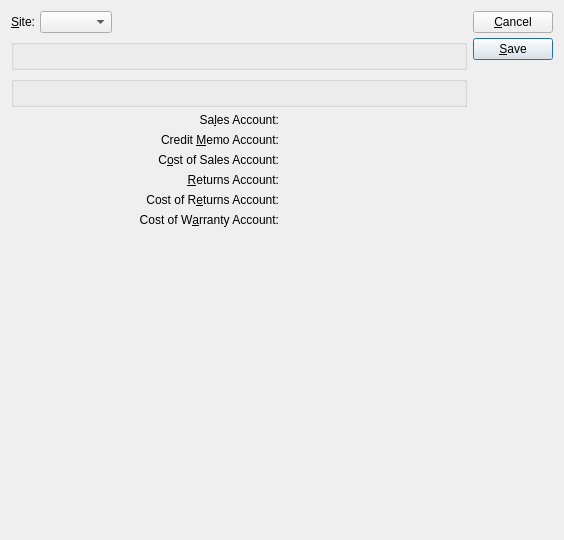
Qt form xtuple/trunk/guiclient/salesAccount.ui (WooodHead/xtuple) before a commit.
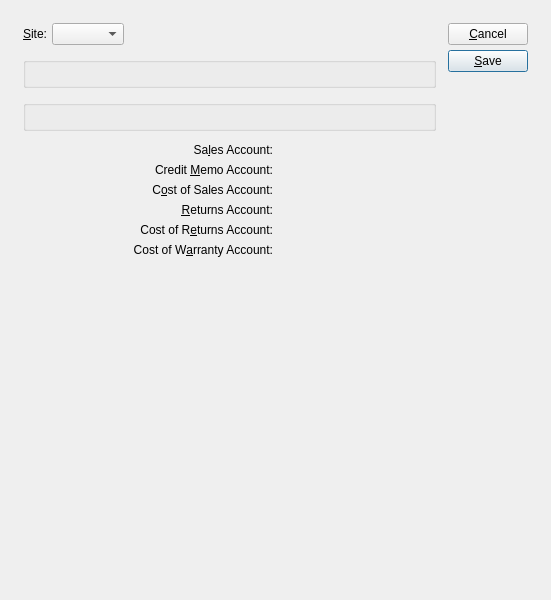
The same form after that commit. Custom widgets are drawn as their Qt base class.

The edit to the form file:
```diff
--- a/xtuple/trunk/guiclient/salesAccount.ui
+++ b/xtuple/trunk/guiclient/salesAccount.ui
@@ -13,14 +13,22 @@
    <rect>
     <x>0</x>
     <y>0</y>
-    <width>564</width>
-    <height>540</height>
+    <width>551</width>
+    <height>600</height>
    </rect>
   </property>
   <property name="windowTitle" >
    <string>Sales Account Assignment</string>
   </property>
-  <layout class="QGridLayout" >
+  <layout class="QGridLayout" name="gridLayout_2" >
+   <item row="0" column="0" >
+    <layout class="QGridLayout" name="gridLayout" >
+     <property name="margin" >
+      <number>12</number>
+     </property>
+     <property name="spacing" >
+      <number>12</number>
+     </property>
    <item row="0" column="0" >
     <layout class="QHBoxLayout" >
      <property name="spacing" >
@@ -232,6 +240,8 @@
     </spacer>
    </item>
   </layout>
+   </item>
+  </layout>
  </widget>
  <layoutdefault spacing="6" margin="11" />
  <pixmapfunction>qPixmapFromMimeSource</pixmapfunction>
```
Left out of the diff: 14 changed lines with no effect on the pictures. Lines whose indentation alone changed are shown as unchanged.
